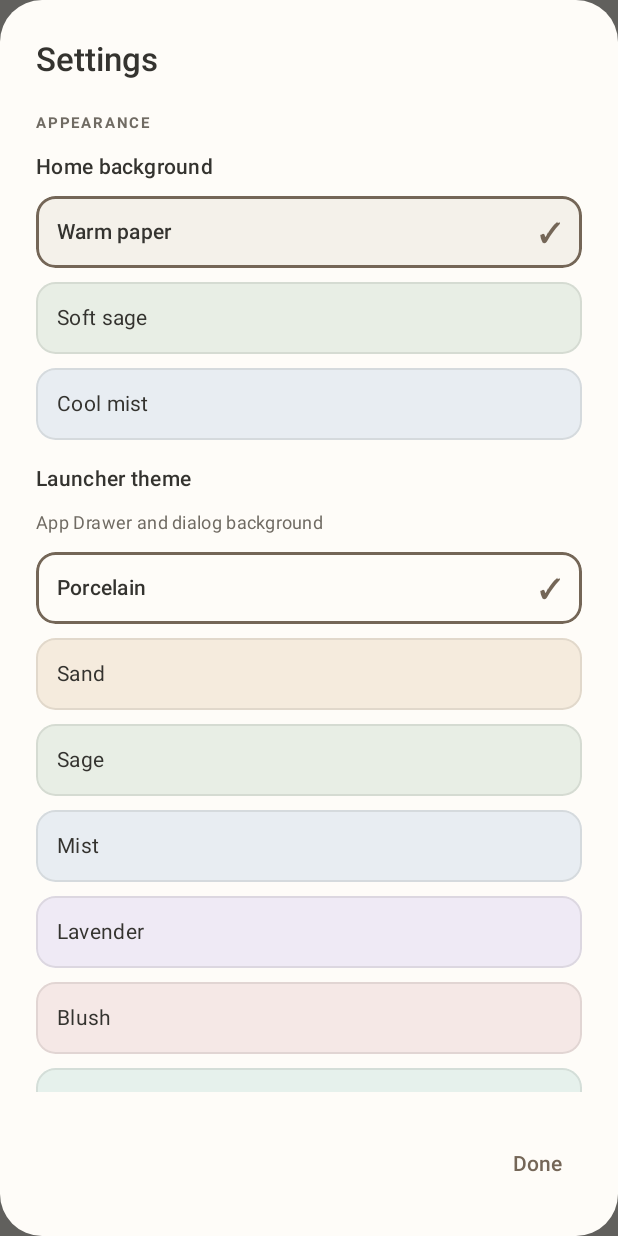
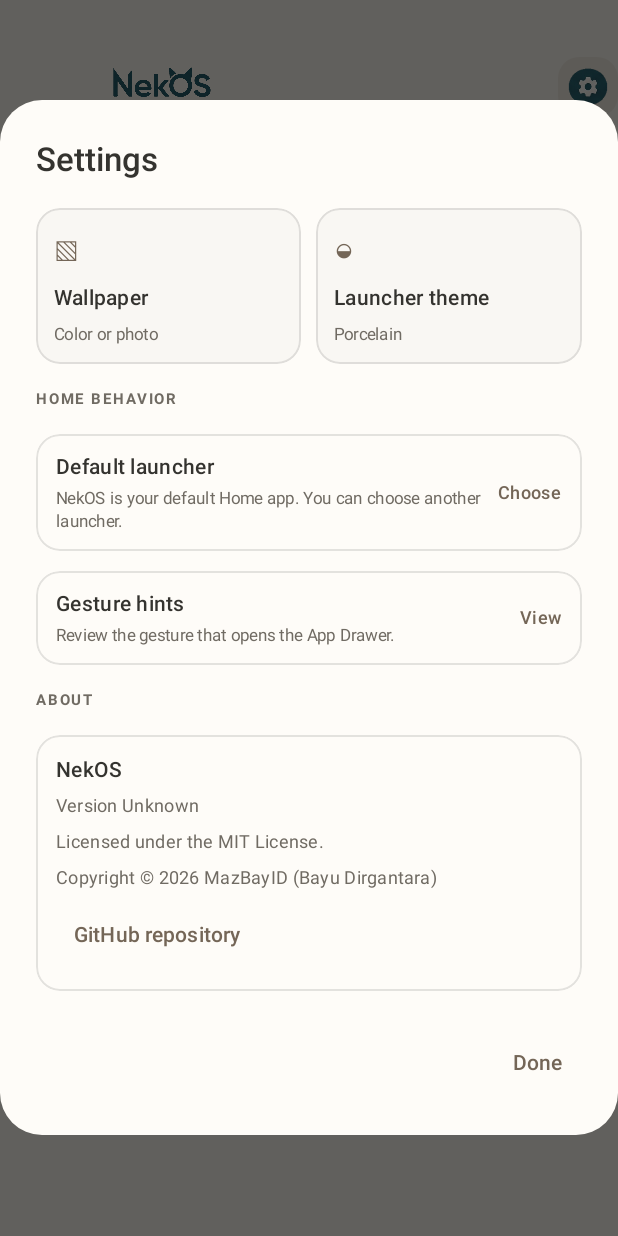
Before and after one commit to MazBayID/NekOS, an Android app built with Jetpack Compose: the screen it shows after launch (MainActivity), after a tap on "Open launcher settings", on a phone screen of 412 x 824 dp. Run offline under Robolectric (Android 15) with nearby library versions, the phone set to English and light mode, and no system bars; libraries missing offline, so code that uses them is left out: sh.calvin.reorderable; missing, so only their content is drawn: ReorderableItem; pictures from the network do not load; 3 statements that could not run were skipped; 2 other taps on this screen came first.

Commit message:
Compact launcher settings with dedicated appearance pages

```diff
--- a/app/src/main/java/com/nekos/android/NekOSSettingsDialog.kt
+++ b/app/src/main/java/com/nekos/android/NekOSSettingsDialog.kt
@@ -2,21 +2,28 @@ package com.nekos.android
 
 import androidx.compose.foundation.background
 import androidx.compose.foundation.border
+import androidx.compose.foundation.clickable
 import androidx.compose.foundation.selection.selectable
 import androidx.compose.foundation.layout.Arrangement
+import androidx.compose.foundation.layout.Box
 import androidx.compose.foundation.layout.Column
 import androidx.compose.foundation.layout.Row
+import androidx.compose.foundation.layout.Spacer
 import androidx.compose.foundation.layout.defaultMinSize
 import androidx.compose.foundation.layout.fillMaxWidth
 import androidx.compose.foundation.layout.padding
+import androidx.compose.foundation.layout.weight
 import androidx.compose.foundation.rememberScrollState
+import androidx.compose.foundation.shape.RoundedCornerShape
 import androidx.compose.foundation.verticalScroll
-import androidx.compose.foundation.shape.RoundedCornerShape
 import androidx.compose.material3.AlertDialog
-import androidx.compose.material3.HorizontalDivider
 import androidx.compose.material3.Text
 import androidx.compose.material3.TextButton
 import androidx.compose.runtime.Composable
+import androidx.compose.runtime.getValue
+import androidx.compose.runtime.mutableStateOf
+import androidx.compose.runtime.remember
+import androidx.compose.runtime.setValue
 import androidx.compose.ui.Alignment
 import androidx.compose.ui.Modifier
 import androidx.compose.ui.draw.clip
@@ -29,6 +36,8 @@ import androidx.compose.ui.unit.sp
 private val SettingsInk = Color(0xFF34332F)
 private val SettingsMuted = Color(0xFF706B63)
 private val SettingsAccent = Color(0xFF746657)
+private val SettingsBorder = SettingsInk.copy(alpha = 0.13f)
+private val SettingsCardShape = RoundedCornerShape(16.dp)
 
 internal fun normalizeNekOSBackgroundPreset(preset: String?): String = when (preset) {
     "warm", "sage", "mist" -> preset
@@ -61,6 +70,8 @@ internal fun launcherThemeColor(key: String): Color =
     LauncherThemeOptions.firstOrNull { it.key == normalizeLauncherTheme(key) }?.color
         ?: Color(0xFFFEFCF8)
 
+private enum class SettingsPage { MAIN, WALLPAPER, LAUNCHER_THEME }
+
 @Composable
 internal fun NekOSSettingsDialog(
     backgroundPreset: String,
@@ -77,29 +88,106 @@ internal fun NekOSSettingsDialog(
     onOpenRepository: () -> Unit,
     onDismiss: () -> Unit
 ) {
+    var page by remember { mutableStateOf(SettingsPage.MAIN) }
+    val surfaceColor = launcherThemeColor(launcherThemeKey)
+
     AlertDialog(
         onDismissRequest = onDismiss,
         title = {
+            Row(
+                modifier = Modifier.fillMaxWidth(),
+                verticalAlignment = Alignment.CenterVertically,
+                horizontalArrangement = Arrangement.spacedBy(8.dp)
+            ) {
+                if (page != SettingsPage.MAIN) {
                     Text(
-                "Settings",
+                        "‹",
+                        color = SettingsAccent,
+                        fontSize = 29.sp,
+                        modifier = Modifier.clickable { page = SettingsPage.MAIN }
+                    )
+                }
+                Text(
+                    when (page) {
+                        SettingsPage.MAIN -> "Settings"
+                        SettingsPage.WALLPAPER -> "Wallpaper"
+                        SettingsPage.LAUNCHER_THEME -> "Launcher theme"
+                    },
                     color = SettingsInk,
                     fontSize = 22.sp,
                     fontWeight = FontWeight.SemiBold
                 )
+            }
         },
         text = {
             Column(
                 modifier = Modifier.verticalScroll(rememberScrollState()),
-                verticalArrangement = Arrangement.spacedBy(16.dp)
+                verticalArrangement = Arrangement.spacedBy(13.dp)
             ) {
-                Column(verticalArrangement = Arrangement.spacedBy(9.dp)) {
-                    SettingsSectionTitle("APPEARANCE")
+                when (page) {
+                    SettingsPage.MAIN -> {
+                        Row(horizontalArrangement = Arrangement.spacedBy(10.dp)) {
+                            SettingsNavigationCard(
+                                modifier = Modifier.weight(1f),
+                                symbol = "▧",
+                                title = "Wallpaper",
+                                description = if (hasWallpaper) "Custom image" else "Color or photo",
+                                onClick = { page = SettingsPage.WALLPAPER }
+                            )
+                            SettingsNavigationCard(
+                                modifier = Modifier.weight(1f),
+                                symbol = "◒",
+                                title = "Launcher theme",
+                                description = LauncherThemeOptions.first { it.key == launcherThemeKey }.label,
+                                onClick = { page = SettingsPage.LAUNCHER_THEME }
+                            )
+                        }
+
+                        SettingsSectionTitle("HOME BEHAVIOR")
+                        SettingsActionCard(
+                            title = "Default launcher",
+                            description = if (isDefaultLauncher) {
+                                "NekOS is your default Home app. You can choose another launcher."
+                            } else {
+                                "Choose which app opens when you press the Home button."
+                            },
+                            action = "Choose",
+                            onClick = onSetAsHome
+                        )
+                        SettingsActionCard(
+                            title = "Gesture hints",
+                            description = "Review the gesture that opens the App Drawer.",
+                            action = "View",
+                            onClick = onShowDrawerHint
+                        )
+
+                        SettingsSectionTitle("ABOUT")
+                        Column(
+                            modifier = Modifier
+                                .fillMaxWidth()
+                                .clip(SettingsCardShape)
+                                .border(1.dp, SettingsBorder, SettingsCardShape)
+                                .padding(13.dp),
+                            verticalArrangement = Arrangement.spacedBy(4.dp)
+                        ) {
+                            Text("NekOS", color = SettingsInk, fontWeight = FontWeight.SemiBold, fontSize = 14.sp)
+                            Text("Version $appVersion", color = SettingsMuted, fontSize = 12.sp)
+                            Text("Licensed under the MIT License.", color = SettingsMuted, fontSize = 12.sp)
+                            Text("Copyright © 2026 MazBayID (Bayu Dirgantara)", color = SettingsMuted, fontSize = 12.sp)
+                            TextButton(onClick = onOpenRepository) {
+                                Text("GitHub repository", color = SettingsAccent, fontWeight = FontWeight.SemiBold)
+                            }
+                        }
+                    }
+
+                    SettingsPage.WALLPAPER -> {
                         Text(
-                        "Home background",
-                        color = SettingsInk,
-                        fontWeight = FontWeight.SemiBold,
-                        fontSize = 14.sp
+                            "Choose a soft color or use a photo from your gallery.",
+                            color = SettingsMuted,
+                            fontSize = 12.sp,
+                            lineHeight = 17.sp
                         )
+                        SettingsSectionTitle("BACKGROUND COLOR")
                         listOf(
                             "warm" to "Warm paper",
                             "sage" to "Soft sage",
@@ -110,12 +198,12 @@ internal fun NekOSSettingsDialog(
                                 modifier = Modifier
                                     .fillMaxWidth()
                                     .defaultMinSize(minHeight = 48.dp)
-                                .clip(RoundedCornerShape(13.dp))
+                                    .clip(SettingsCardShape)
                                     .background(nekosBackgroundColor(key))
                                     .border(
                                         width = if (selected) 1.5.dp else 1.dp,
-                                    color = if (selected) SettingsAccent else SettingsInk.copy(alpha = 0.10f),
-                                    shape = RoundedCornerShape(13.dp)
+                                        color = if (selected) SettingsAccent else SettingsBorder,
+                                        shape = SettingsCardShape
                                     )
                                     .selectable(
                                         selected = selected,
@@ -126,184 +214,131 @@ internal fun NekOSSettingsDialog(
                                 verticalAlignment = Alignment.CenterVertically,
                                 horizontalArrangement = Arrangement.SpaceBetween
                             ) {
-                            Text(
-                                label,
-                                color = SettingsInk,
-                                fontSize = 14.sp,
-                                fontWeight = if (selected) FontWeight.SemiBold else FontWeight.Normal
+                                Text(label, color = SettingsInk, fontSize = 14.sp,
+                                    fontWeight = if (selected) FontWeight.SemiBold else FontWeight.Normal)
+                                if (selected) Text("✓", color = SettingsAccent, fontSize = 17.sp, fontWeight = FontWeight.Bold)
+                            }
+                        }
+                        SettingsSectionTitle("YOUR PHOTO")
+                        SettingsActionCard(
+                            title = if (hasWallpaper) "Change wallpaper" else "Choose from gallery",
+                            description = if (hasWallpaper) "Select another image for your Home screen." else "Use one of your photos as the Home background.",
+                            action = "Choose",
+                            onClick = onChooseWallpaper
                         )
-                            if (selected) {
-                                Text(
-                                    "✓",
-                                    color = SettingsAccent,
-                                    fontSize = 17.sp,
-                                    fontWeight = FontWeight.Bold
+                        if (hasWallpaper) {
+                            SettingsActionCard(
+                                title = "Remove photo",
+                                description = "Return to the selected background color.",
+                                action = "Remove",
+                                onClick = onClearWallpaper
                             )
                         }
                     }
-                    }
-                }
 
-                Column(verticalArrangement = Arrangement.spacedBy(9.dp)) {
+                    SettingsPage.LAUNCHER_THEME -> {
                         Text(
-                        "Launcher theme",
-                        color = SettingsInk,
-                        fontWeight = FontWeight.SemiBold,
-                        fontSize = 14.sp
+                            "Choose the color palette for App Drawer and launcher dialogs.",
+                            color = SettingsMuted,
+                            fontSize = 12.sp,
+                            lineHeight = 17.sp
                         )
-                    Text(
-                        "App Drawer and dialog background",
-                        color = SettingsMuted,
-                        fontSize = 12.sp
-                    )
-                    LauncherThemeOptions.forEach { option ->
+                        SettingsSectionTitle("COLOR PALETTE")
+                        LauncherThemeOptions.chunked(2).forEach { pair ->
+                            Row(horizontalArrangement = Arrangement.spacedBy(9.dp)) {
+                                pair.forEach { option ->
                                     val selected = launcherThemeKey == option.key
                                     Row(
                                         modifier = Modifier
-                                .fillMaxWidth()
+                                            .weight(1f)
                                             .defaultMinSize(minHeight = 48.dp)
-                                .clip(RoundedCornerShape(13.dp))
+                                            .clip(SettingsCardShape)
                                             .background(option.color)
                                             .border(
                                                 width = if (selected) 1.5.dp else 1.dp,
-                                    color = if (selected) SettingsAccent else SettingsInk.copy(alpha = 0.10f),
-                                    shape = RoundedCornerShape(13.dp)
+                                                color = if (selected) SettingsAccent else SettingsBorder,
+                                                shape = SettingsCardShape
                                             )
                                             .selectable(
                                                 selected = selected,
                                                 role = Role.RadioButton,
                                                 onClick = { onLauncherThemeChange(option.key) }
                                             )
-                                .padding(horizontal = 14.dp, vertical = 11.dp),
+                                            .padding(horizontal = 11.dp, vertical = 10.dp),
                                         verticalAlignment = Alignment.CenterVertically,
                                         horizontalArrangement = Arrangement.SpaceBetween
                                     ) {
-                            Text(
-                                option.label,
-                                color = SettingsInk,
-                                fontSize = 14.sp,
-                                fontWeight = if (selected) FontWeight.SemiBold else FontWeight.Normal
-                            )
-                            if (selected) Text("✓", color = SettingsAccent, fontSize = 17.sp, fontWeight = FontWeight.Bold)
+                                        Text(option.label, color = SettingsInk, fontSize = 13.sp,
+                                            fontWeight = if (selected) FontWeight.SemiBold else FontWeight.Normal)
+                                        if (selected) Text("✓", color = SettingsAccent, fontSize = 16.sp, fontWeight = FontWeight.Bold)
                                     }
                                 }
-                }
-                HorizontalDivider(color = SettingsInk.copy(alpha = 0.12f))
-
-                Column(verticalArrangement = Arrangement.spacedBy(6.dp)) {
-                    SettingsSectionTitle("WALLPAPER")
-                    Text(
-                        "Home wallpaper",
-                        color = SettingsInk,
-                        fontWeight = FontWeight.SemiBold,
-                        fontSize = 14.sp
-                    )
-                    Text(
-                        if (hasWallpaper) {
-                            "A custom image is currently applied."
-                        } else {
-                            "Choose an image from your photo library."
-                        },
-                        color = SettingsMuted,
-                        fontSize = 12.sp,
-                        lineHeight = 17.sp
-                    )
-                    Row(
-                        modifier = Modifier.fillMaxWidth(),
-                        horizontalArrangement = Arrangement.spacedBy(8.dp),
-                        verticalAlignment = Alignment.CenterVertically
-                    ) {
-                        TextButton(onClick = onChooseWallpaper) {
-                            Text("Choose image", color = SettingsAccent, fontWeight = FontWeight.SemiBold)
-                        }
-                        if (hasWallpaper) {
-                            TextButton(onClick = onClearWallpaper) {
-                                Text("Remove", color = SettingsMuted)
+                                if (pair.size == 1) Spacer(Modifier.weight(1f))
                             }
                         }
-                    }
-                }
-
-                HorizontalDivider(color = SettingsInk.copy(alpha = 0.12f))
-
-                Column(verticalArrangement = Arrangement.spacedBy(5.dp)) {
-                    SettingsSectionTitle("HOME BEHAVIOR")
-                    Text(
-                        "Default launcher",
-                        color = SettingsInk,
-                        fontWeight = FontWeight.SemiBold,
-                        fontSize = 14.sp
-                    )
-                    Text(
-                        if (isDefaultLauncher) {
-                            "NekOS is currently your default Home app. You can choose another launcher here."
-                        } else {
-                            "Choose which app opens when you press the Home button."
-                        },
-                        color = SettingsMuted,
-                        fontSize = 12.sp,
-                        lineHeight = 17.sp
-                    )
-                    TextButton(onClick = onSetAsHome) {
-                        Text(
-                            "Choose launcher",
-                            color = SettingsAccent,
-                            fontWeight = FontWeight.SemiBold
-                        )
-                    }
-                    Text(
-                        "Gesture hints",
-                        color = SettingsInk,
-                        fontWeight = FontWeight.SemiBold,
-                        fontSize = 14.sp
-                    )
-                    Text(
-                        "Review the gesture that opens the App Drawer.",
-                        color = SettingsMuted,
-                        fontSize = 12.sp,
-                        lineHeight = 17.sp
-                    )
-                    TextButton(onClick = onShowDrawerHint) {
-                        Text("Show App Drawer hint", color = SettingsAccent, fontWeight = FontWeight.SemiBold)
-                    }
-                }
-
-                HorizontalDivider(color = SettingsInk.copy(alpha = 0.12f))
-
-                Column(verticalArrangement = Arrangement.spacedBy(5.dp)) {
-                    SettingsSectionTitle("ABOUT")
-                    Text(
-                        "NekOS",
-                        color = SettingsInk,
-                        fontWeight = FontWeight.SemiBold,
-                        fontSize = 14.sp
-                    )
-                    Text("Version $appVersion", color = SettingsMuted, fontSize = 12.sp)
-                    Text(
-                        "Licensed under the MIT License.",
-                        color = SettingsMuted,
-                        fontSize = 12.sp
-                    )
-                    Text(
-                        "Copyright © 2026 MazBayID (Bayu Dirgantara)",
-                        color = SettingsMuted,
-                        fontSize = 12.sp
-                    )
-                    TextButton(onClick = onOpenRepository) {
-                        Text("GitHub repository", color = SettingsAccent, fontWeight = FontWeight.SemiBold)
                     }
                 }
             }
         },
         confirmButton = {
-            TextButton(onClick = onDismiss) {
-                Text("Done", color = SettingsAccent, fontWeight = FontWeight.SemiBold)
+            TextButton(onClick = if (page == SettingsPage.MAIN) onDismiss else ({ page = SettingsPage.MAIN })) {
+                Text(if (page == SettingsPage.MAIN) "Done" else "Back", color = SettingsAccent, fontWeight = FontWeight.SemiBold)
             }
         },
-        containerColor = launcherThemeColor(launcherThemeKey),
+        containerColor = surfaceColor,
         titleContentColor = SettingsInk,
-        textContentColor = SettingsInk
+        textContentColor = SettingsInk,
+        shape = RoundedCornerShape(28.dp)
     )
+}
+
+@Composable
+private fun SettingsNavigationCard(
+    modifier: Modifier = Modifier,
+    symbol: String,
+    title: String,
+    description: String,
+    onClick: () -> Unit
+) {
+    Column(
+        modifier = modifier
+            .defaultMinSize(minHeight = 104.dp)
+            .clip(SettingsCardShape)
+            .background(SettingsInk.copy(alpha = 0.025f))
+            .border(1.dp, SettingsBorder, SettingsCardShape)
+            .clickable(onClick = onClick)
+            .padding(12.dp),
+        verticalArrangement = Arrangement.spacedBy(7.dp)
+    ) {
+        Text(symbol, color = SettingsAccent, fontSize = 22.sp, fontWeight = FontWeight.Medium)
+        Text(title, color = SettingsInk, fontSize = 14.sp, fontWeight = FontWeight.SemiBold)
+        Text(description, color = SettingsMuted, fontSize = 11.sp, lineHeight = 14.sp)
+    }
+}
+
+@Composable
+private fun SettingsActionCard(
+    title: String,
+    description: String,
+    action: String,
+    onClick: () -> Unit
+) {
+    Row(
+        modifier = Modifier
+            .fillMaxWidth()
+            .clip(SettingsCardShape)
+            .border(1.dp, SettingsBorder, SettingsCardShape)
+            .clickable(onClick = onClick)
+            .padding(horizontal = 13.dp, vertical = 12.dp),
+        verticalAlignment = Alignment.CenterVertically,
+        horizontalArrangement = Arrangement.spacedBy(10.dp)
+    ) {
+        Column(modifier = Modifier.weight(1f), verticalArrangement = Arrangement.spacedBy(3.dp)) {
+            Text(title, color = SettingsInk, fontWeight = FontWeight.SemiBold, fontSize = 14.sp)
+            Text(description, color = SettingsMuted, fontSize = 11.sp, lineHeight = 15.sp)
+        }
+        Text(action, color = SettingsAccent, fontWeight = FontWeight.SemiBold, fontSize = 12.sp)
+    }
 }
 
 @Composable
```
Lines whose indentation alone changed are shown as unchanged.
